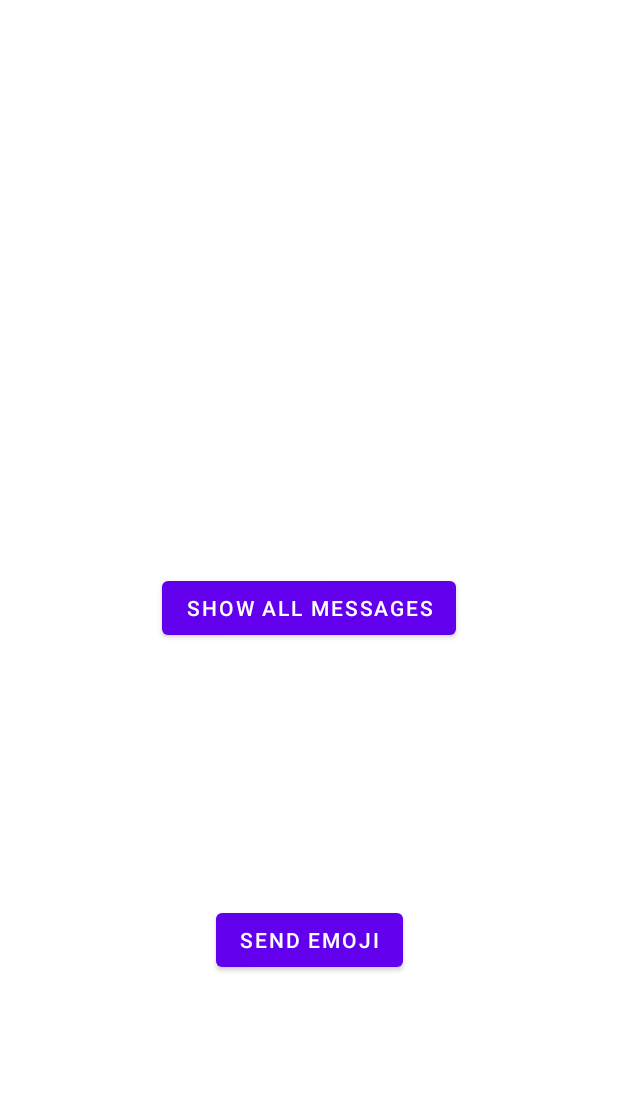
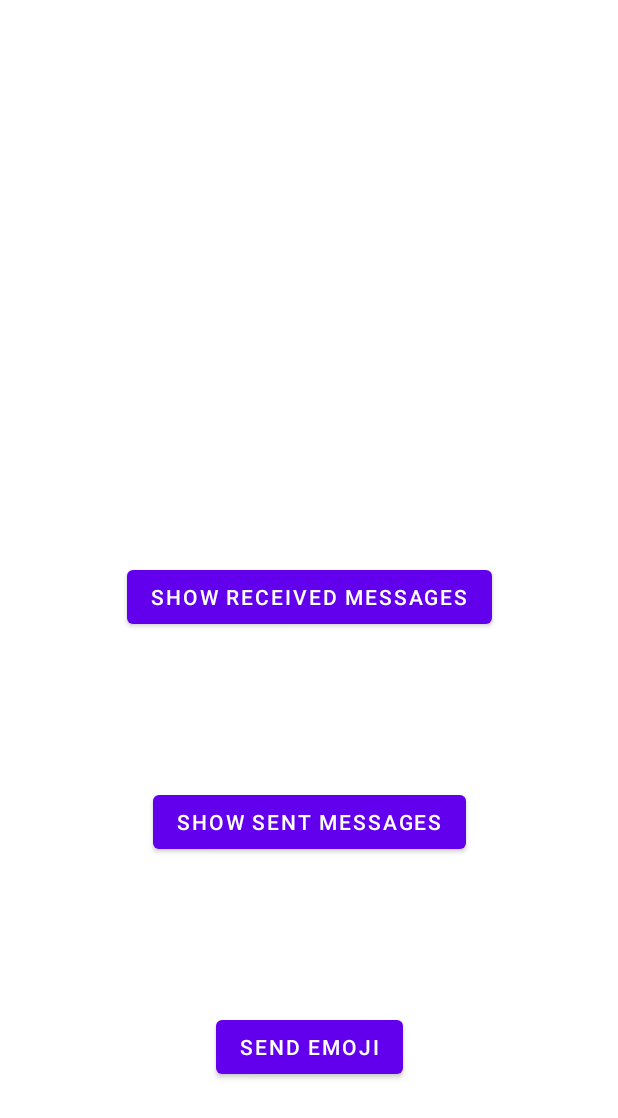
Before and after one commit to RENEEGAILP/Emoji-Chat-Application, an Android app: the layout activity_user_page.xml on its own in the app's theme, with its tools: preview values and no code run, on a phone screen of 412 x 824 dp. Shown: the top 1118 px of the screen. Run offline under Robolectric (Android 15) with nearby library versions, the phone set to English and light mode, and no system bars.

Commit message:
Added functionality to display sent message count of user. Updated by Gail, Kritika and Shaili

```diff
--- a/NUMAD21SuVocab/app/src/main/java/edu/neu/madcourse/numad21su_vocab/UserPageActivity.java
+++ b/NUMAD21SuVocab/app/src/main/java/edu/neu/madcourse/numad21su_vocab/UserPageActivity.java
@@ -1,11 +1,20 @@
 package edu.neu.madcourse.numad21su_vocab;
 
+import androidx.annotation.NonNull;
 import androidx.appcompat.app.AppCompatActivity;
 
 import android.content.Intent;
 import android.os.Bundle;
 import android.view.View;
 import android.widget.TextView;
+import android.widget.Toast;
+
+import com.google.firebase.database.DataSnapshot;
+import com.google.firebase.database.DatabaseError;
+import com.google.firebase.database.DatabaseReference;
+import com.google.firebase.database.FirebaseDatabase;
+import com.google.firebase.database.Query;
+import com.google.firebase.database.ValueEventListener;
 
 public class UserPageActivity extends AppCompatActivity {
 
@@ -23,6 +32,8 @@ public class UserPageActivity extends AppCompatActivity {
         TextView welcome_textview = findViewById( R.id.welcome_textview );
         welcome_textview.setText( "Welcome " + userName +"!!");
         welcome_textview.setVisibility( View.VISIBLE );
+
+        displaySentMessageCount();
     }
 
     public void onClick(View view)
@@ -34,7 +45,7 @@ public class UserPageActivity extends AppCompatActivity {
                 send_intent.putExtra( "userName", userName );
                 startActivity( send_intent );
                 break;
-            case R.id.show_activity_button:
+            case R.id.show_received_activity_button:
                 Intent display_all_intent =new Intent(getApplicationContext(), DisplayReceivedActivity.class);
                 display_all_intent.putExtra( "userName", userName );
                 startActivity( display_all_intent );
@@ -42,5 +53,22 @@ public class UserPageActivity extends AppCompatActivity {
         }
     }
 
+    public void displaySentMessageCount()
+    {
+        DatabaseReference db_ref = FirebaseDatabase.getInstance().getReference("ChatInfo");
+        Query query = db_ref.orderByChild( "senderName" ).equalTo( userName );
+        query.addValueEventListener(new ValueEventListener() {
+            @Override
+            public void onDataChange(@NonNull DataSnapshot snapshot) {
+                TextView sentMessageCount = findViewById( R.id.sent_message_count_textview );
+                sentMessageCount.setText( "You have sent a total of "+snapshot.getChildrenCount() +" mesages" );
+            }
+            @Override
+            public void onCancelled(@NonNull DatabaseError error) {
+
+            }
+        });
+    }
+
 
 }
--- a/NUMAD21SuVocab/app/src/main/res/layout/activity_user_page.xml
+++ b/NUMAD21SuVocab/app/src/main/res/layout/activity_user_page.xml
@@ -7,16 +7,28 @@
     tools:context=".UserPageActivity">
 
     <Button
-        android:id="@+id/show_activity_button"
+        android:id="@+id/show_received_activity_button"
         android:layout_width="wrap_content"
         android:layout_height="wrap_content"
         android:onClick="onClick"
-        android:text="Show all messages"
+        android:text="Show received messages"
+        app:layout_constraintBottom_toTopOf="@+id/show_sent_activity_button"
+        app:layout_constraintEnd_toEndOf="parent"
+        app:layout_constraintHorizontal_bias="0.5"
+        app:layout_constraintStart_toStartOf="parent"
+        app:layout_constraintTop_toBottomOf="@+id/sent_message_count_textview" />
+
+    <Button
+        android:id="@+id/show_sent_activity_button"
+        android:layout_width="wrap_content"
+        android:layout_height="wrap_content"
+        android:onClick="onClick"
+        android:text="Show sent messages"
         app:layout_constraintBottom_toTopOf="@+id/send_button"
         app:layout_constraintEnd_toEndOf="parent"
         app:layout_constraintHorizontal_bias="0.5"
         app:layout_constraintStart_toStartOf="parent"
-        app:layout_constraintTop_toBottomOf="@+id/welcome_textview" />
+        app:layout_constraintTop_toBottomOf="@+id/show_received_activity_button" />
 
     <Button
         android:id="@+id/send_button"
@@ -28,7 +40,7 @@
         app:layout_constraintEnd_toEndOf="parent"
         app:layout_constraintHorizontal_bias="0.5"
         app:layout_constraintStart_toStartOf="parent"
-        app:layout_constraintTop_toBottomOf="@+id/show_activity_button" />
+        app:layout_constraintTop_toBottomOf="@+id/show_sent_activity_button" />
 
     <TextView
         android:id="@+id/welcome_textview"
@@ -38,10 +50,25 @@
         android:textAlignment="center"
         android:textAppearance="@style/TextAppearance.AppCompat.Large"
         android:textStyle="bold"
-        app:layout_constraintBottom_toTopOf="@+id/show_activity_button"
+        app:layout_constraintBottom_toTopOf="@+id/sent_message_count_textview"
         app:layout_constraintEnd_toEndOf="parent"
         app:layout_constraintHorizontal_bias="0.5"
         app:layout_constraintStart_toStartOf="parent"
         app:layout_constraintTop_toTopOf="parent"
         tools:visibility="invisible" />
+
+    <TextView
+        android:id="@+id/sent_message_count_textview"
+        android:layout_width="wrap_content"
+        android:layout_height="wrap_content"
+        android:fontFamily="casual"
+        android:textAlignment="center"
+        android:textAppearance="@style/TextAppearance.AppCompat.Large"
+        android:textStyle="bold"
+        app:layout_constraintBottom_toTopOf="@+id/show_received_activity_button"
+        app:layout_constraintEnd_toEndOf="parent"
+        app:layout_constraintHorizontal_bias="0.5"
+        app:layout_constraintStart_toStartOf="parent"
+        app:layout_constraintTop_toBottomOf="@+id/welcome_textview"
+        tools:visibility="invisible" />
 </androidx.constraintlayout.widget.ConstraintLayout>
```
